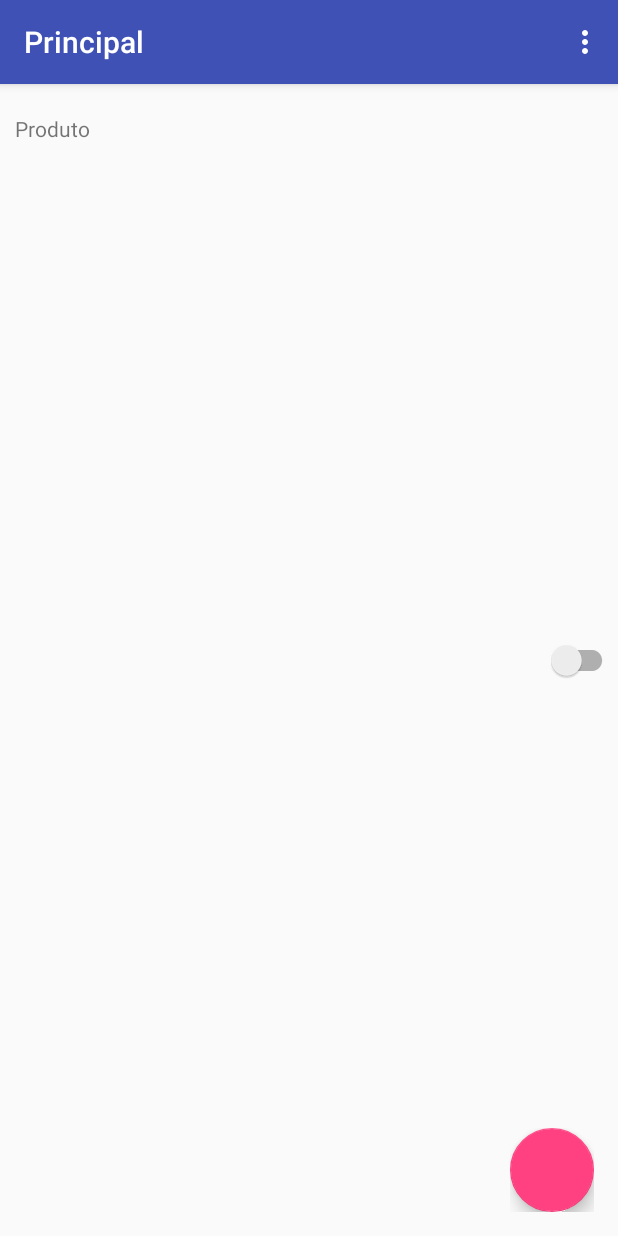
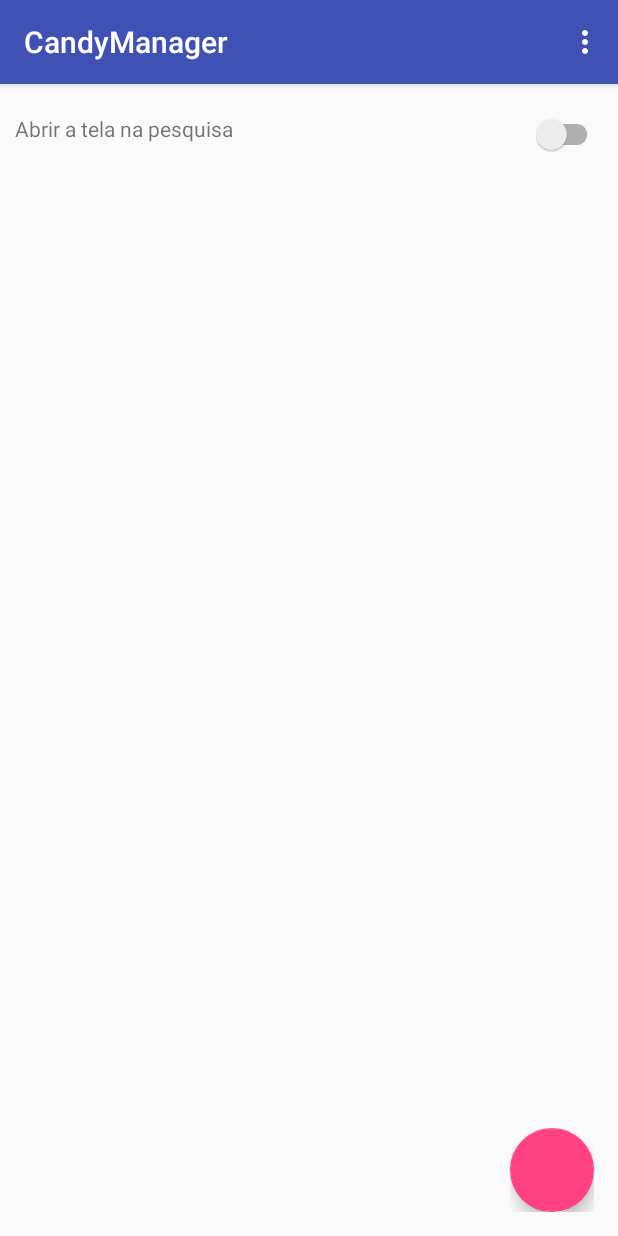
Before and after one commit to luisfernandomassaneiro/CandyManager, an Android app: the ConfiguracaoActivity screen opened directly, with no data from a screen before it, on a phone screen of 412 x 824 dp. Run offline under Robolectric (Android 15) with nearby library versions, the phone set to English and light mode, and no system bars; libraries missing offline, so code that uses them is left out: com.getbase.floatingactionbutton; plain views replace FloatingActionButton, FloatingActionsMenu.

Commit message:
Fim da tela de configurações

```diff
--- a/app/src/main/java/br/senai/sc/tcc/candymanager/ConfiguracaoActivity.java
+++ b/app/src/main/java/br/senai/sc/tcc/candymanager/ConfiguracaoActivity.java
@@ -1,21 +1,52 @@
 package br.senai.sc.tcc.candymanager;
 
 import android.os.Bundle;
+import android.support.v7.widget.SwitchCompat;
 import android.view.View;
+import android.widget.Toast;
 
-import br.senai.sc.tcc.candymanager.PrincipalActivity;
-import br.senai.sc.tcc.candymanager.R;
+import java.util.List;
+
+import br.senai.sc.tcc.candymanager.controller.ConfiguracaoDAO;
+import br.senai.sc.tcc.candymanager.model.Configuracao;
 
 public class ConfiguracaoActivity extends PrincipalActivity implements View.OnClickListener {
 
+    SwitchCompat entrarPesquisa;
+    Configuracao configuracao = new Configuracao();
     @Override
     protected void onCreate(Bundle savedInstanceState) {
         super.onCreate(savedInstanceState);
         setContentView(R.layout.activity_configuracao);
-
-
-
+        alteraTitulo();
+        inicializar();
+        editar();
     }
 
+    private void editar() {
+        ConfiguracaoDAO dao = new ConfiguracaoDAO(this);
+        List<Configuracao> lista = dao.listaAtivos();
+        if(lista.size() > 0) {
+            configuracao = lista.get(0);
+            entrarPesquisa.setChecked(configuracao.isEntrarTelaPesquisa());
+        }
+    }
+
+    private void inicializar() {
+        entrarPesquisa = (SwitchCompat) findViewById(R.id.scEntrarPesquisa);
+    }
+
+    @Override
+    public void onClick(View v) {
+        switch (v.getId()){
+            case R.id.btSalvarConfiguracao:
+                ConfiguracaoDAO dao = new ConfiguracaoDAO(this);
+                configuracao.setEntraTelaPesquisa(entrarPesquisa.isChecked() ? 1 : 0);
+                dao.gravar(configuracao);
+                Toast.makeText(this, R.string.geral_salvoComSucesso, Toast.LENGTH_SHORT).show();
+                break;
+
+        }
+    }
 
 }
--- a/app/src/main/java/br/senai/sc/tcc/candymanager/PrincipalActivity.java
+++ b/app/src/main/java/br/senai/sc/tcc/candymanager/PrincipalActivity.java
@@ -18,8 +18,12 @@ public class PrincipalActivity extends AppCompatActivity implements View.OnClick
         super.onCreate(savedInstanceState);
         setContentView(R.layout.activity_principal);
         //setFeatureDrawableResource(Window.FEATURE_LEFT_ICON, R.mipmap.ic_launcher);
-        setTitle(R.string.principal_titulo);
+        alteraTitulo();
         inicializar();
+    }
+
+    public void alteraTitulo() {
+        setTitle(R.string.geral_titulo);
     }
 
     @Override
--- a/app/src/main/java/br/senai/sc/tcc/candymanager/model/Configuracao.java
+++ b/app/src/main/java/br/senai/sc/tcc/candymanager/model/Configuracao.java
@@ -15,4 +15,8 @@ public class Configuracao extends BaseModel {
     public void setEntraTelaPesquisa(int entraTelaPesquisa) {
         this.entraTelaPesquisa = entraTelaPesquisa;
     }
+
+    public boolean isEntrarTelaPesquisa() {
+        return this.entraTelaPesquisa == 1;
+    }
 }
--- a/app/src/main/res/layout/activity_configuracao.xml
+++ b/app/src/main/res/layout/activity_configuracao.xml
@@ -7,22 +7,25 @@
     tools:context="br.senai.sc.tcc.candymanager.ConfiguracaoActivity">
 
     <TextView
-        android:id="@+id/tvMovimentoEstoqueProduto"
+        android:id="@+id/tvEntrarPequisa"
         android:layout_width="wrap_content"
         android:layout_height="wrap_content"
         android:layout_alignParentTop="true"
         android:layout_alignParentLeft="true"
         android:layout_marginLeft="@dimen/layout_margin_10dp"
         android:layout_marginTop="@dimen/layout_margin_20dp"
-        android:text="@string/movimentoEstoque.produto" />
+        android:text="@string/configuracoes.entrarPesquisa" />
 
 
 
     <android.support.v7.widget.SwitchCompat
+        android:id="@+id/scEntrarPesquisa"
         android:layout_width="wrap_content"
-        android:layout_height="match_parent"
+        android:layout_height="wrap_content"
         android:layout_alignParentTop="true"
-        android:layout_alignParentRight="true"/>
+        android:layout_alignParentRight="true"
+        android:layout_marginRight="@dimen/layout_margin_10dp"
+        android:layout_marginTop="@dimen/layout_margin_20dp"/>
 
     <com.getbase.floatingactionbutton.FloatingActionsMenu
         android:id="@+id/multiple_actions_configuracao"
--- a/app/src/main/res/values/strings.xml
+++ b/app/src/main/res/values/strings.xml
@@ -5,7 +5,7 @@
     <string name="navigation_drawer_close">Close navigation drawer</string>
 
     <string name="action_settings">Settings</string>
-    <string name="principal.titulo">Principal</string>
+    <string name="geral.titulo">CandyManager</string>
     <string name="principal.editarPessoa">Editar cliente</string>
     <string name="principal.clientes">Clientes</string>
     <string name="principal.vendas">Vendas</string>
@@ -43,4 +43,5 @@
     <string name="geral.salvar">Salvar</string>
     <string name="geral.pesquisar">Pesquisar</string>
     <string name="menu.configuracoes">Configurações</string>
+    <string name="configuracoes.entrarPesquisa">Abrir a tela na pesquisa</string>
 </resources>
```
